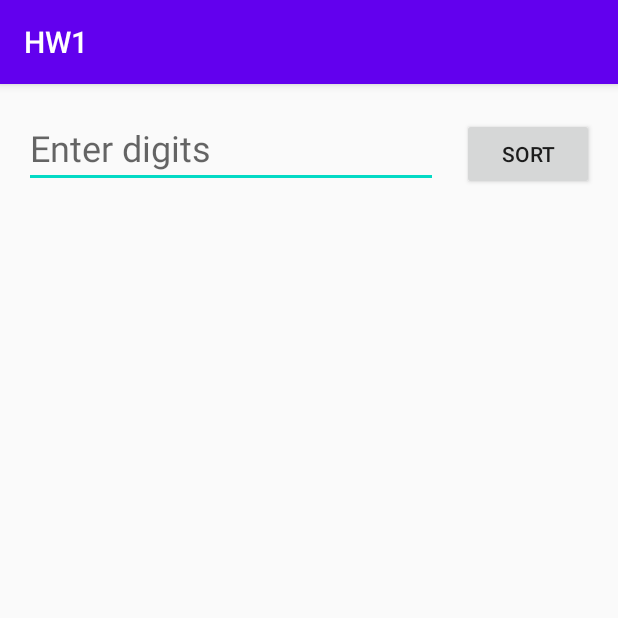
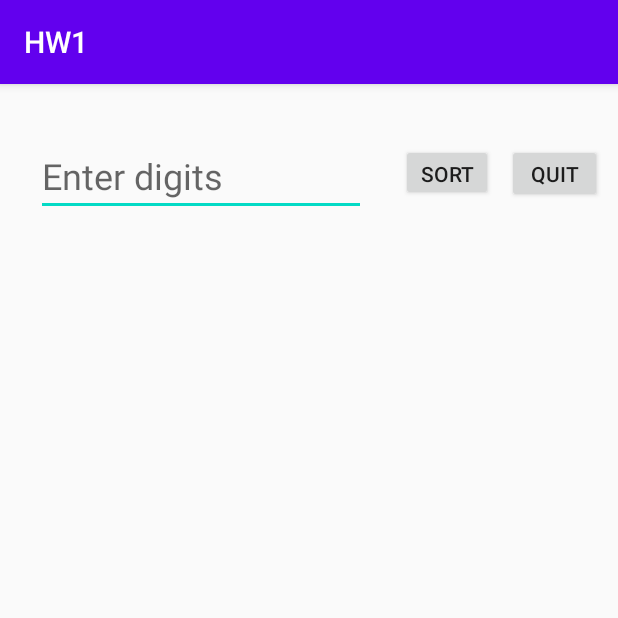
Before and after one commit to sbagg33/HW1, an Android app: the screen it shows after launch (MainActivity), on a phone screen of 412 x 824 dp, the top half of it. Run offline under Robolectric (Android 15) with nearby library versions, the phone set to English and light mode, and no system bars.

Commit message:
SabSprint3

```diff
--- a/app/src/main/java/com/example/myapplication2/MainActivity.java
+++ b/app/src/main/java/com/example/myapplication2/MainActivity.java
@@ -32,6 +32,21 @@ public class MainActivity extends AppCompatActivity {
         setContentView(R.layout.activity_main);
     }
 
+    public void quit ( View view){
+        setContentView(R.layout.activity_main);
+    }
+
+    public void congrats ( View view){
+        setContentView(R.layout.activity_main);
+
+        TextView sortedListLab = findViewById(R.id.sortedListLabel); //get view for value text view
+        TextView sortedListText = findViewById(R.id.sortedListFinal); //get view for value text view
+        TextView iterationsText  = findViewById(R.id.iterationsText); //get view for output text view
+
+        sortedListText.setText(Arrays.toString(numbersIntArray)); //set the text to show input text
+        iterationsText.setVisibility(view.INVISIBLE);
+        sortedListText.setVisibility(view.VISIBLE);
+    }
     //called when the user taps the send button
     public void sendMessage( View view) {
 
@@ -41,6 +56,7 @@ public class MainActivity extends AppCompatActivity {
         TextView textView = findViewById(R.id.textView2); //get view for output text view
         TextView valuesText = findViewById(R.id.digitValueBoolText); //get view for value text view
         TextView sizeText = findViewById(R.id.sizeBoolText); //get view for value text view
+        TextView sortedListLab = findViewById(R.id.sortedListLabel); //get view for value text view
         TextView sortedListText = findViewById(R.id.sortedListFinal); //get view for value text view
         TextView iterationsText  = findViewById(R.id.iterationsText); //get view for output text view
 
@@ -64,6 +80,7 @@ public class MainActivity extends AppCompatActivity {
         } else {
             Toast.makeText(context, "Error: Please enter number values of 0-9 only", duration).show();
             valuesText.setText("False");
+            sortedListLab.setVisibility(view.INVISIBLE);
             sortedListText.setVisibility(view.INVISIBLE); // make text visible
         }
 
@@ -73,6 +90,7 @@ public class MainActivity extends AppCompatActivity {
         } else {
             Toast.makeText(context, "Error: Please enter 3 to 8 digits, no more no less", duration).show();
             sizeText.setText("False");
+            sortedListLab.setVisibility(view.INVISIBLE);
             sortedListText.setVisibility(view.INVISIBLE); // make text visible
         }
 
@@ -90,8 +108,11 @@ public class MainActivity extends AppCompatActivity {
             numbersIntArray = bubbleSort(numbersIntArray);
             System.out.println("Final answer below!");
             System.out.println(Arrays.toString(numbersIntArray));
+            //sortedListLab.setVisibility(view.VISIBLE);
             sortedListText.setText(Arrays.toString(numbersIntArray)); //set the text to show input text
+            sortedListText.setVisibility(view.VISIBLE);
         } else {
+            sortedListLab.setVisibility(view.INVISIBLE);
             sortedListText.setVisibility(view.INVISIBLE); // make text visible
         }
     }
--- a/app/src/main/res/layout/activity_main.xml
+++ b/app/src/main/res/layout/activity_main.xml
@@ -9,11 +9,13 @@
 
     <EditText
         android:id="@+id/editText"
-        android:layout_width="0dp"
-        android:layout_height="wrap_content"
+        android:layout_width="220dp"
+        android:layout_height="48dp"
         android:layout_marginStart="16dp"
         android:layout_marginLeft="16dp"
-        android:layout_marginTop="16dp"
+        android:layout_marginTop="40dp"
+        android:layout_marginEnd="16dp"
+        android:layout_marginRight="16dp"
         android:ems="10"
         android:hint="@string/edit_message"
         android:inputType="textPersonName"
@@ -26,47 +28,34 @@
 
     <Button
         android:id="@+id/button"
-        android:layout_width="wrap_content"
-        android:layout_height="wrap_content"
-        android:layout_marginStart="16dp"
-        android:layout_marginLeft="16dp"
-        android:layout_marginEnd="16dp"
-        android:layout_marginRight="16dp"
+        android:layout_width="61dp"
+        android:layout_height="38dp"
+        android:layout_marginTop="40dp"
+        android:layout_marginEnd="75dp"
+        android:layout_marginRight="75dp"
         android:onClick="sendMessage"
         android:text="@string/button_send"
-        app:layout_constraintBaseline_toBaselineOf="@+id/editText"
         app:layout_constraintEnd_toEndOf="parent"
-        app:layout_constraintHorizontal_bias="0.5"
-        app:layout_constraintStart_toEndOf="@+id/editText" />
+        app:layout_constraintHorizontal_bias=".16"
+        app:layout_constraintStart_toEndOf="@+id/editText"
+        app:layout_constraintTop_toTopOf="parent" />
 
-    <ScrollView
-        android:id="@+id/scrollView2"
-        android:layout_width="0dp"
-        android:layout_height="0dp"
-        android:layout_marginTop="30dp"
-        android:layout_marginBottom="4dp"
-        app:layout_constraintBottom_toBottomOf="parent"
+    <Button
+        android:id="@+id/button2"
+        android:layout_width="63dp"
+        android:layout_height="39dp"
+        android:layout_marginStart="470dp"
+        android:layout_marginLeft="470dp"
+        android:layout_marginTop="40dp"
+        android:layout_marginEnd="45dp"
+        android:layout_marginRight="45dp"
+        android:onClick="quit"
+        android:text="Quit"
         app:layout_constraintEnd_toEndOf="parent"
-        app:layout_constraintStart_toStartOf="parent"
-        app:layout_constraintTop_toBottomOf="@+id/editText">
-
-        <TextView
-            android:id="@+id/iterationsText"
-            android:layout_width="wrap_content"
-            android:layout_height="wrap_content"
-            android:layout_gravity="center_horizontal"
-            android:layout_marginStart="6dp"
-            android:layout_marginLeft="6dp"
-            android:layout_marginEnd="6dp"
-            android:layout_marginRight="6dp"
-            android:layout_marginBottom="593dp"
-            android:bufferType="spannable"
-            android:gravity="center"
-            android:text="TextView"
-            android:textColor="#000000"
-            android:textSize="24sp"
-            android:visibility="invisible" />
-    </ScrollView>
+        app:layout_constraintHorizontal_bias="0.817"
+        app:layout_constraintStart_toEndOf="parent"
+        app:layout_constraintStart_toStartOf="@+id/editText"
+        app:layout_constraintTop_toTopOf="parent" />
 
     <TextView
         android:id="@+id/textView2"
@@ -156,12 +145,12 @@
 
     <TextView
         android:id="@+id/sortedListLabel"
-        android:layout_width="wrap_content"
-        android:layout_height="wrap_content"
+        android:layout_width="188dp"
+        android:layout_height="42dp"
         android:layout_marginBottom="330dp"
-        android:text="Sorted List:"
+        android:text="Congratulations!"
         android:textColor="#000000"
-        android:textSize="24sp"
+        android:textSize="30sp"
         android:visibility="invisible"
         app:layout_constraintBottom_toBottomOf="parent"
         app:layout_constraintEnd_toEndOf="parent"
```
